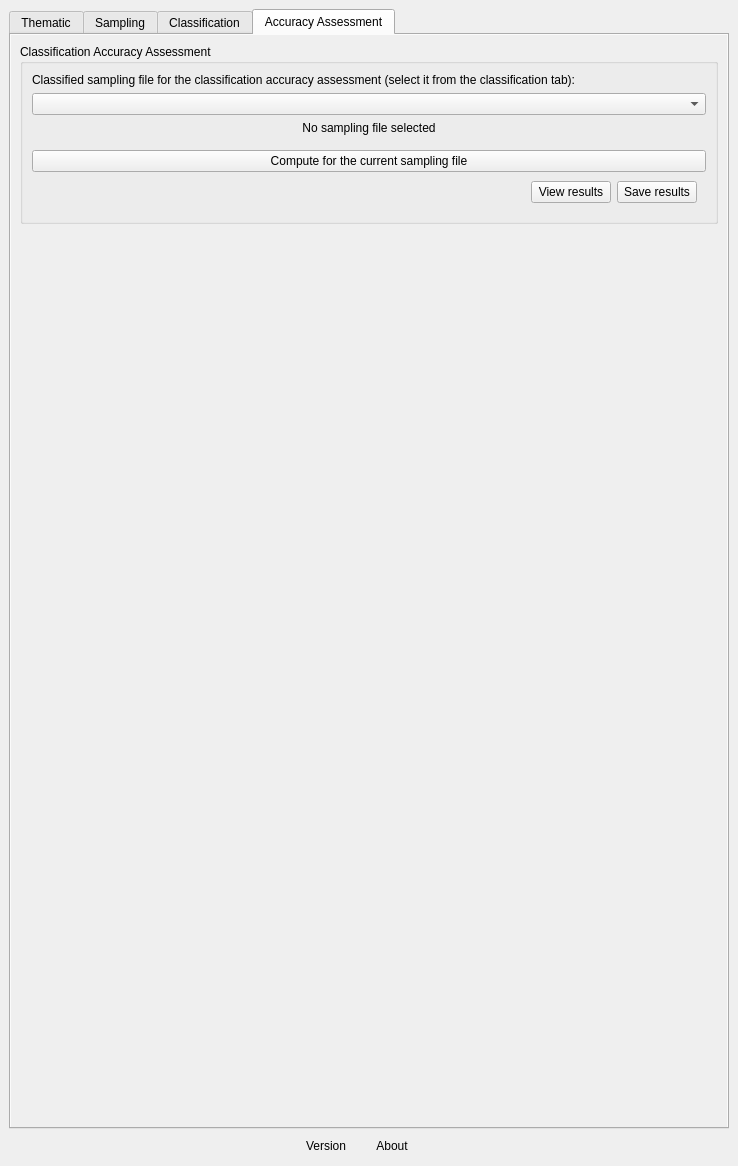
Old version of the form ui/acatama_dockwidget.ui in the repository SMByC/AcATaMa.
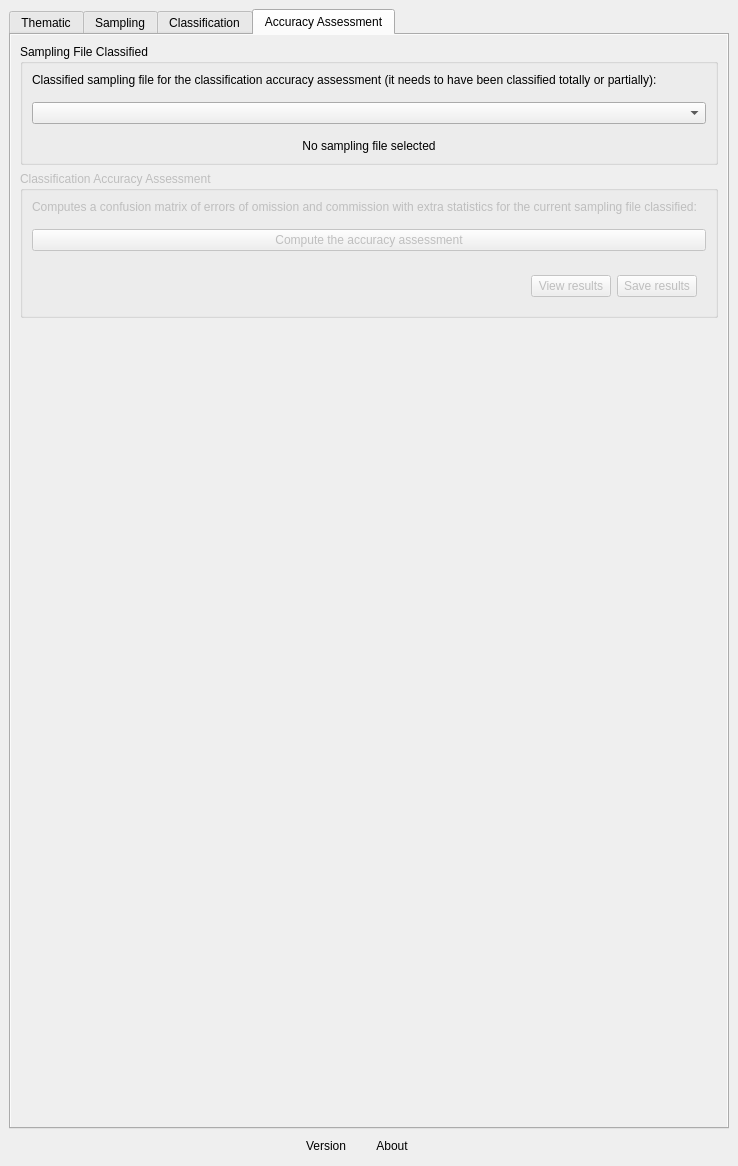
New version of the form. The open tabs and pages were chosen to show the change. Custom widgets are drawn as their Qt base class.

Commit message: Select/set the sampling file status and UI for accuracy assessment tab

```diff
--- a/ui/acatama_dockwidget.ui
+++ b/ui/acatama_dockwidget.ui
@@ -18,7 +18,7 @@
     <item>
      <widget class="QTabWidget" name="tabWidget">
       <property name="currentIndex">
-       <number>0</number>
+       <number>3</number>
       </property>
       <widget class="QWidget" name="tab_thematic">
        <attribute name="title">
@@ -1264,15 +1264,15 @@
            </property>
            <layout class="QVBoxLayout" name="verticalLayout_11">
             <item>
-             <widget class="QGroupBox" name="QGBox_5">
+             <widget class="QGroupBox" name="groupBox_2">
               <property name="title">
-               <string>Classification Accuracy Assessment</string>
+               <string>Sampling File Classified</string>
               </property>
-              <layout class="QVBoxLayout" name="verticalLayout_28">
+              <layout class="QVBoxLayout" name="verticalLayout_25">
                <item>
                 <widget class="QLabel" name="label_23">
                  <property name="text">
-                  <string>Classified sampling file for the classification accuracy assessment (select it from the classification tab):</string>
+                  <string>Classified sampling file for the classification accuracy assessment (it needs to have been classified totally or partially):</string>
                  </property>
                  <property name="alignment">
                   <set>Qt::AlignJustify|Qt::AlignVCenter</set>
@@ -1282,6 +1282,15 @@
                  </property>
                 </widget>
                </item>
+               <item>
+                <widget class="QWidget" name="widget_14" native="true">
+                 <layout class="QHBoxLayout" name="horizontalLayout_12">
+                  <property name="leftMargin">
+                   <number>0</number>
+                  </property>
+                  <property name="rightMargin">
+                   <number>0</number>
+                  </property>
                <item>
                 <widget class="QComboBox" name="QCBox_SamplingFile_AA">
                  <property name="sizePolicy">
@@ -1295,8 +1304,11 @@
                  </property>
                 </widget>
                </item>
+                 </layout>
+                </widget>
+               </item>
                <item>
-                <widget class="QLabel" name="SamplingFileStatus_AA">
+                <widget class="QLabel" name="QLabel_SamplingFileStatus_AA">
                  <property name="styleSheet">
                   <string notr="true">color: &quot;gray&quot;;</string>
                  </property>
@@ -1308,26 +1320,48 @@
                  </property>
                 </widget>
                </item>
+              </layout>
+             </widget>
+            </item>
                <item>
-                <widget class="QWidget" name="widgetGroup_results_AA" native="true">
-                 <layout class="QVBoxLayout" name="verticalLayout_29">
-                  <property name="spacing">
-                   <number>0</number>
-                  </property>
+             <widget class="QGroupBox" name="QGBox_AccuracyAssessment">
+              <property name="enabled">
+               <bool>false</bool>
+              </property>
+              <property name="title">
+               <string>Classification Accuracy Assessment</string>
+              </property>
+              <layout class="QVBoxLayout" name="verticalLayout_28">
+               <item>
+                <widget class="QLabel" name="label_24">
+                 <property name="text">
+                  <string>Computes a confusion matrix of errors of omission and commission with extra statistics for the current sampling file classified:</string>
+                 </property>
+                 <property name="alignment">
+                  <set>Qt::AlignJustify|Qt::AlignVCenter</set>
+                 </property>
+                 <property name="wordWrap">
+                  <bool>true</bool>
+                 </property>
+                </widget>
+               </item>
+               <item>
+                <widget class="QWidget" name="widget_13" native="true">
+                 <layout class="QHBoxLayout" name="horizontalLayout_10">
                   <property name="leftMargin">
                    <number>0</number>
                   </property>
                   <property name="rightMargin">
                    <number>0</number>
                   </property>
-                  <property name="bottomMargin">
-                   <number>0</number>
-                  </property>
                   <item>
                    <widget class="QPushButton" name="QPBtn_ComputeAccurasyAssessment">
                     <property name="text">
-                     <string>Compute for the current sampling file</string>
+                     <string>Compute the accuracy assessment</string>
                     </property>
+                   </widget>
+                  </item>
+                 </layout>
                    </widget>
                   </item>
                   <item>
@@ -1358,9 +1392,6 @@
                        <property name="text">
                         <string>Save results</string>
                        </property>
-                      </widget>
-                     </item>
-                    </layout>
                    </widget>
                   </item>
                  </layout>
```
Lines whose indentation alone changed are shown as unchanged. The commit also changes 4 other files.
